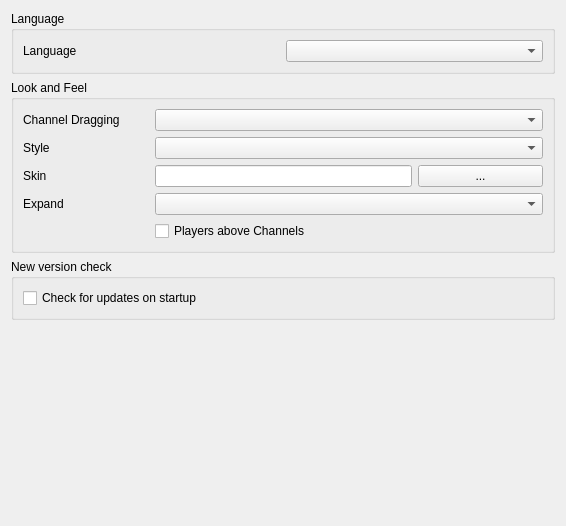
The window that src/mumble/LookConfig.ui (mumble-voip/mumble) describes before a commit, drawn with Qt 5.
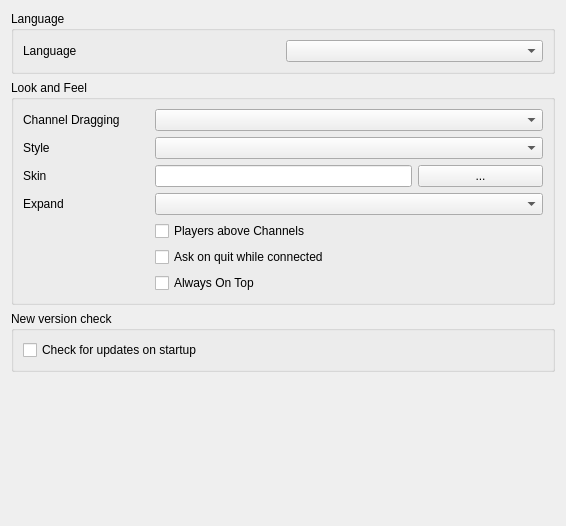
The same window after the commit.

Commit message: Implement "Always on top" and "Ask on Quit".

Patch:
```diff
--- a/src/mumble/LookConfig.ui
+++ b/src/mumble/LookConfig.ui
@@ -136,6 +136,32 @@
         </property>
        </widget>
       </item>
+      <item row="7" column="1" colspan="3" >
+       <widget class="QCheckBox" name="qcbAskOnQuit" >
+        <property name="toolTip" >
+         <string>Ask whether to close or minimize when quitting Mumble.</string>
+        </property>
+        <property name="whatsThis" >
+         <string>&lt;b>If set, will verify you want to quit if connected.&lt;b></string>
+        </property>
+        <property name="text" >
+         <string>Ask on quit while connected</string>
+        </property>
+       </widget>
+      </item>
+      <item row="8" column="1" colspan="3" >
+       <widget class="QCheckBox" name="qcbAlwaysOnTop" >
+        <property name="toolTip" >
+         <string>Make the Mumble window appear on top of other windows.</string>
+        </property>
+        <property name="whatsThis" >
+         <string>&lt;b>This makes the Mumble window a topmost window.&lt;/b></string>
+        </property>
+        <property name="text" >
+         <string>Always On Top</string>
+        </property>
+       </widget>
+      </item>
      </layout>
     </widget>
    </item>
```
The commit also changes 5 other files.
